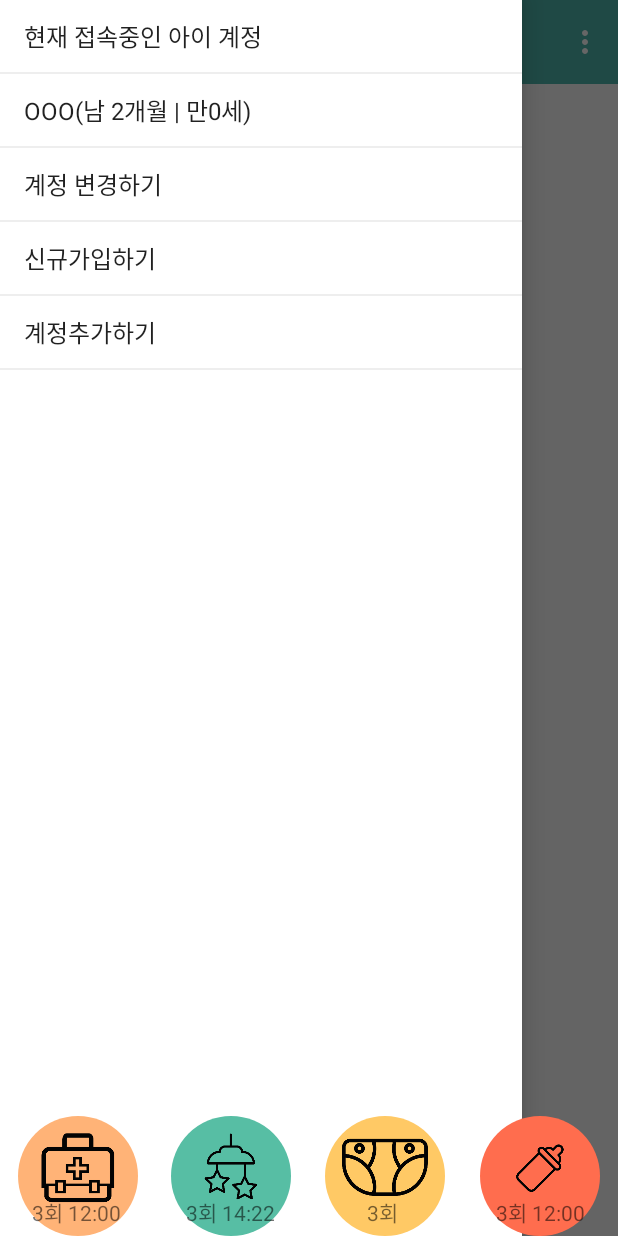
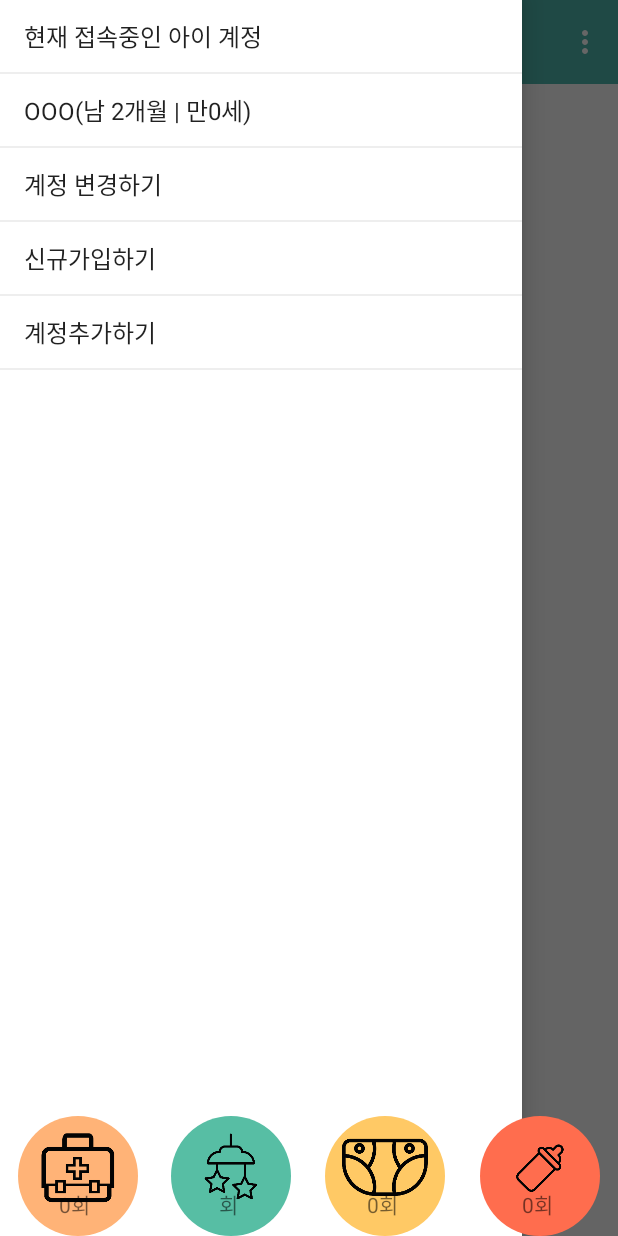
Before and after one commit to TaesunAndNunas/android, an Android app: the MainActivity screen opened directly, with no data from a screen before it, with the side drawer open, on a phone screen of 412 x 824 dp. Run offline under Robolectric (Android 15) with nearby library versions, the phone set to English and light mode, and no system bars; libraries missing offline, so code that uses them is left out: it.gmariotti.cardslib; plain views replace CardListView; 1 statement that could not run was skipped.

Commit message:
card counting, timestamp 수정

```diff
--- a/app/src/main/java/hudi/android/hyes/ImFine_v03/MainActivity.java
+++ b/app/src/main/java/hudi/android/hyes/ImFine_v03/MainActivity.java
@@ -51,6 +51,7 @@ public class MainActivity extends ActionBarActivity {
     private TextView sleepTime;
     private TextView diaperTime;
     private TextView milkTime;
+    private int medicine_count_num = 1, sleep_count_num = 1, diaper_count_num = 1, milk_count_num =1;
 
 
     @Override
@@ -86,6 +87,7 @@ public class MainActivity extends ActionBarActivity {
             @Override
             public void onClick(View v) {
                 createCard(1);
+                medicine_count_num += 1;
                 Toast.makeText(getApplicationContext(), "수유 새 카드 생성", Toast.LENGTH_SHORT).show();
             }
         });
@@ -95,6 +97,7 @@ public class MainActivity extends ActionBarActivity {
             @Override
             public void onClick(View v) {
                 createCard(2);
+                sleep_count_num += 1;
                 Toast.makeText(getApplicationContext(), "새 카드 생성", Toast.LENGTH_SHORT).show();
             }
         });
@@ -104,6 +107,7 @@ public class MainActivity extends ActionBarActivity {
             @Override
             public void onClick(View v) {
                 createCard(3);
+                diaper_count_num += 1;
                 Toast.makeText(getApplicationContext(), "새 카드 생성", Toast.LENGTH_SHORT).show();
             }
         });
@@ -113,6 +117,7 @@ public class MainActivity extends ActionBarActivity {
             @Override
             public void onClick(View v) {
                 createCard(4);
+                milk_count_num += 1;
                 Toast.makeText(getApplicationContext(), "새 카드 생성", Toast.LENGTH_SHORT).show();
             }
         });
@@ -215,18 +220,35 @@ public class MainActivity extends ActionBarActivity {
         Card card;
 
         if(i == 1) {
-            card = new CustomCard(getApplicationContext(), R.layout.inner_content);
+
+            card = new CustomCardMedicine(getApplicationContext(), R.layout.inner_content);
             medicineTime.setText(now_text);
-            //Card card = new CustomCard(getApplicationContext());
+            TextView count = (TextView)findViewById(R.id.medicineCount);
+            String count_total = Integer.toString(medicine_count_num);
+            count.setText(count_total);
+
         }else if(i == 2) {
             card = new CustomCardSleep(getApplicationContext(), R.layout.inner_content);
             sleepTime.setText(now_text);
+            TextView count = (TextView)findViewById(R.id.sleepCount);
+            String count_total = Integer.toString(sleep_count_num);
+            count.setText(count_total);
+
+
         }else if(i == 3){
             card = new CustomCardDiaper(getApplicationContext(), R.layout.inner_content);
             diaperTime.setText(now_text);
+            TextView count = (TextView)findViewById(R.id.diaperCount);
+            String count_total = Integer.toString(diaper_count_num);
+            count.setText(count_total);
+
+
         }else {
             card = new CustomCardMilk(getApplicationContext(), R.layout.inner_content);
             milkTime.setText(now_text);
+            TextView count = (TextView)findViewById(R.id.milkCount);
+            String count_total = Integer.toString(milk_count_num);
+            count.setText(count_total);
         }
 
         CardHeader header = new CardHeader((getApplicationContext()));
--- a/app/src/main/res/layout/main_text.xml
+++ b/app/src/main/res/layout/main_text.xml
@@ -1,6 +1,5 @@
 <?xml version="1.0" encoding="utf-8"?>
 
-<!--아래는 내 코드!-->
 <LinearLayout xmlns:android="http://schemas.android.com/apk/res/android"
     android:orientation="horizontal" android:layout_width="match_parent"
     android:layout_height="match_parent"
@@ -21,13 +20,13 @@
             android:layout_weight="1"
             android:gravity="center_horizontal|bottom"
             android:paddingBottom="5dp"
-            >
+            android:layout_marginBottom="5dp">
 
 
                 <TextView
                     android:layout_width="wrap_content"
                     android:layout_height="wrap_content"
-                    android:text="3"
+                    android:text="0"
                     android:id="@+id/medicineCount" />
 
                 <TextView
@@ -39,7 +38,6 @@
                 <TextView
                     android:layout_width="wrap_content"
                     android:layout_height="wrap_content"
-                    android:text="12:00"
                     android:id="@+id/medicineTime" />
 
         </LinearLayout>
@@ -51,12 +49,12 @@
             android:layout_weight="1"
             android:gravity="center_horizontal|bottom"
             android:paddingBottom="5dp"
+            android:layout_marginBottom="5dp"
             >
 
             <TextView
                 android:layout_width="wrap_content"
                 android:layout_height="wrap_content"
-                android:text="3"
                 android:id="@+id/sleepCount" />
 
             <TextView
@@ -68,7 +66,6 @@
             <TextView
                 android:layout_width="wrap_content"
                 android:layout_height="wrap_content"
-                android:text="14:22"
                 android:id="@+id/sleepTime" />
 
         </LinearLayout>
@@ -79,19 +76,21 @@
             android:layout_height="match_parent"
             android:layout_weight="1"
             android:gravity="center_horizontal|bottom"
-            android:paddingBottom="5dp">
+            android:paddingBottom="5dp"
+            android:layout_marginBottom="5dp"
+            >
 
             <TextView
                 android:layout_width="wrap_content"
                 android:layout_height="wrap_content"
-                android:text="3"
-                android:id="@+id/textView25" />
+                android:text="0"
+                android:id="@+id/diaperCount" />
 
             <TextView
                 android:layout_width="wrap_content"
                 android:layout_height="wrap_content"
                 android:text="회 "
-                android:id="@+id/diaperCount" />
+                android:id="@+id/textView" />
 
             <TextView
                 android:layout_width="wrap_content"
@@ -105,13 +104,15 @@
             android:layout_height="match_parent"
             android:layout_weight="1"
             android:gravity="center_horizontal|bottom"
-            android:paddingBottom="5dp">
+            android:paddingBottom="5dp"
+            android:layout_marginBottom="5dp">
 
             <TextView
                 android:layout_width="wrap_content"
                 android:layout_height="wrap_content"
-                android:text="3"
-                android:id="@+id/milkCount" />
+                android:id="@+id/milkCount"
+                android:text="0"
+                />
 
             <TextView
                 android:layout_width="wrap_content"
@@ -122,7 +123,6 @@
             <TextView
                 android:layout_width="wrap_content"
                 android:layout_height="wrap_content"
-                android:text="12:00"
                 android:id="@+id/milkTime" />
         </LinearLayout>
 
```
Also changed, not shown: app/src/main/java/hudi/android/hyes/ImFine_v03/CustomCardDiaper.java (+4 -3 lines), app/src/main/java/hudi/android/hyes/ImFine_v03/CustomCardMedicine.java (renamed from app/src/main/java/hudi/android/hyes/ImFine_v03/CustomCard.java, +11 -10 lines), app/src/main/java/hudi/android/hyes/ImFine_v03/CustomCardMilk.java (+4 -3 lines), app/src/main/java/hudi/android/hyes/ImFine_v03/CustomCardSleep.java (+6 -3 lines), 48 other files.
